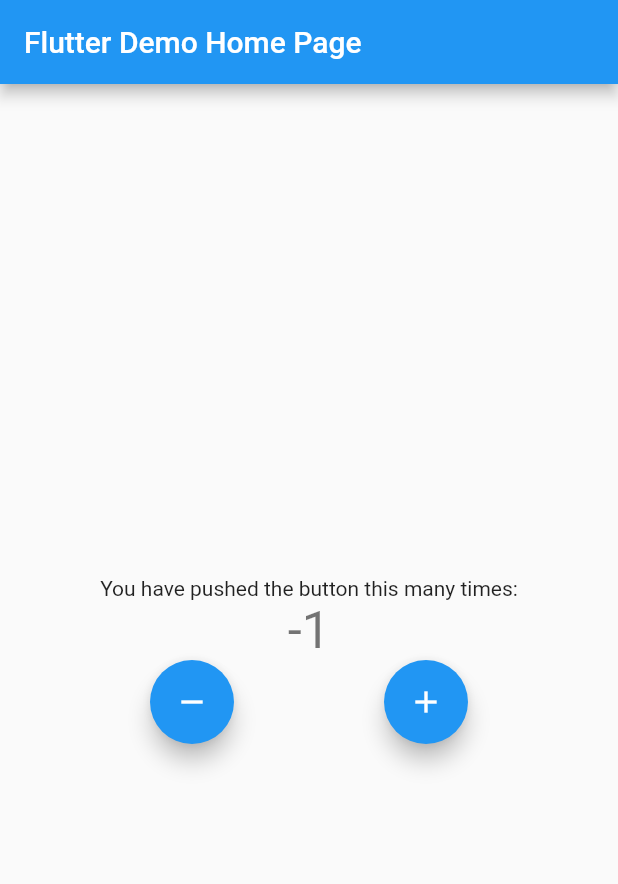
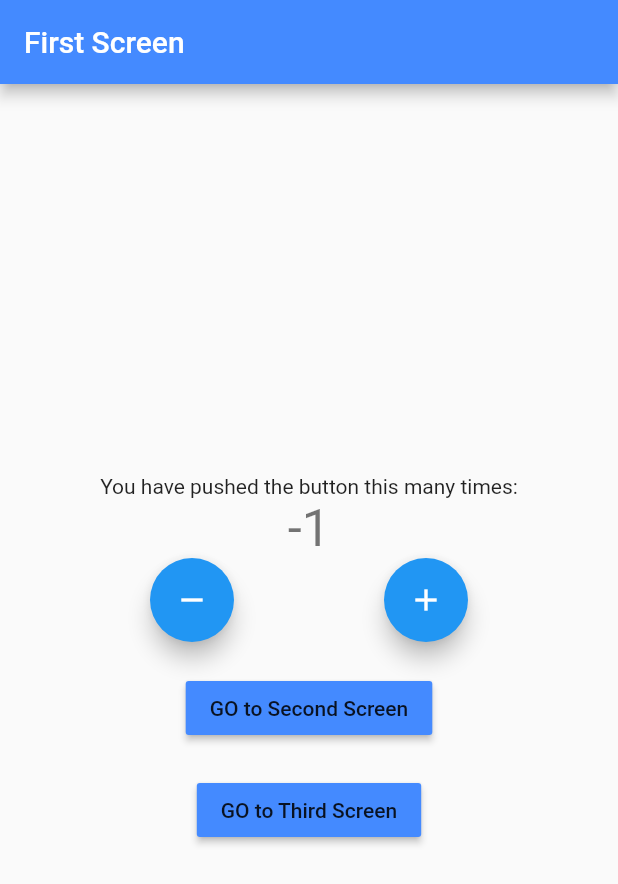
Before and after one commit to RaiJanvi/Bloc-Cubit, a Flutter app: the screen it shows after launch, after a tap on the "remove" icon, on a phone screen of 412 x 824 dp. Shown: the top 884 px of the screen. Run offline on Flutter 3.47's test engine with Material 2 defaults, Android fonts, the phone set to English and light mode, and no system bars; our stand-ins replace bloc, equatable, flutter_bloc.

Commit message:
Share cubit across multiple screens

```diff
--- a/lib/cubit/counter_state.dart
+++ b/lib/business_logic/cubit/counter/counter_state.dart
@@ -11,5 +11,5 @@ class CounterState{
   const CounterState({required this.counterValue, this.wasIncremented});
 
   @override
-  List<Object> get props => [];
+  List<Object> get props => [counterValue, wasIncremented!];
 }
--- a/lib/main.dart
+++ b/lib/main.dart
@@ -1,13 +1,18 @@
 import 'package:flutter/material.dart';
 import 'package:flutter_bloc/flutter_bloc.dart';
-import 'package:untitled/cubit/counter_cubit.dart';
+import 'package:untitled/presentation/router/app_router.dart';
+import 'package:untitled/presentation/screens/home_screen.dart';
+
+import 'business_logic/cubit/counter/counter_cubit.dart';
 
 void main() {
-  runApp(const MyApp());
+  runApp(MyApp());
 }
 
 class MyApp extends StatelessWidget {
-  const MyApp({Key? key}) : super(key: key);
+  final AppRouter _appRouter = AppRouter();
+
+  MyApp({Key? key}) : super(key: key);
 
   // This widget is the root of your application.
   @override
@@ -19,75 +24,9 @@ class MyApp extends StatelessWidget {
         theme: ThemeData(
           primarySwatch: Colors.blue,
         ),
-        home: const MyHomePage(title: 'Flutter Demo Home Page'),
+        onGenerateRoute: _appRouter.onGenerateRoute,
+        //home: const HomeScreen(title: 'First Screen', color: Colors.blueAccent,),
       ),
     );
   }
 }
-
-class MyHomePage extends StatefulWidget {
-  const MyHomePage({Key? key, required this.title}) : super(key: key);
-
-  final String title;
-
-  @override
-  State<MyHomePage> createState() => _MyHomePageState();
-}
-
-class _MyHomePageState extends State<MyHomePage> {
-
-  @override
-  Widget build(BuildContext context) {
-    return Scaffold(
-      appBar: AppBar(
-        title: Text(widget.title),
-      ),
-      body: Center(
-        child: Column(
-          mainAxisAlignment: MainAxisAlignment.center,
-          children: <Widget>[
-            const Text(
-              'You have pushed the button this many times:',
-            ),
-            BlocConsumer<CounterCubit, CounterState>(
-              listener: (context, state){
-                if(state.wasIncremented!){
-                  ScaffoldMessenger.of(context).showSnackBar(const SnackBar(content: Text("Incremented"), duration: Duration(milliseconds: 300),));
-                }
-                else if(state.wasIncremented! == false){
-                  ScaffoldMessenger.of(context).showSnackBar(const SnackBar(content: Text("Decremented"), duration: Duration(milliseconds: 300),));
-                }
-              },
-              builder: (context, state) {
-                return Text(
-                  state.counterValue.toString(),
-                  style: Theme.of(context).textTheme.headline4,
-                );
-              },
-            ),
-            Row(
-              mainAxisAlignment: MainAxisAlignment.spaceEvenly,
-              children: [
-                FloatingActionButton(
-                  onPressed: () {
-                    BlocProvider.of<CounterCubit>(context).decrement();
-                  },
-                  tooltip: 'Decrement',
-                  child: const Icon(Icons.remove),
-                ),
-                FloatingActionButton(
-                  onPressed: () {
-                    BlocProvider.of<CounterCubit>(context).increment();
-                  },
-                  tooltip: 'Increment',
-                  child: const Icon(Icons.add),
-                ),
-              ],
-            ),
-          ],
-        ),
-      ),
-      // This trailing comma makes auto-formatting nicer for build methods.
-    );
-  }
-}
--- /dev/null
+++ b/lib/presentation/router/app_router.dart
@@ -0,0 +1,22 @@
+import 'package:flutter/material.dart';
+import 'package:untitled/presentation/screens/home_screen.dart';
+import 'package:untitled/presentation/screens/second_screen.dart';
+import 'package:untitled/presentation/screens/third_screen.dart';
+
+class AppRouter {
+  Route? onGenerateRoute(RouteSettings routeSettings){
+    switch(routeSettings.name){
+      case '/' :
+        return MaterialPageRoute(builder: (_) => const HomeScreen(title: "First Screen", color: Colors.blueAccent));
+        break;
+      case '/second' :
+        return MaterialPageRoute(builder: (_) => const SecondScreen(title: "Second Screen", color: Colors.redAccent));
+        break;
+      case '/third' :
+        return MaterialPageRoute(builder: (_) => const ThirdScreen(title: "Third Screen", color: Colors.greenAccent));
+        break;
+      default:
+        return null;
+    }
+  }
+}
--- /dev/null
+++ b/lib/presentation/screens/home_screen.dart
@@ -0,0 +1,89 @@
+import 'package:flutter/cupertino.dart';
+import 'package:flutter/material.dart';
+import 'package:flutter_bloc/flutter_bloc.dart';
+import 'package:untitled/presentation/screens/second_screen.dart';
+
+import '../../business_logic/cubit/counter/counter_cubit.dart';
+
+class HomeScreen extends StatefulWidget {
+  const HomeScreen({Key? key, required this.title, required this.color}) : super(key: key);
+
+  final String title;
+  final Color color;
+
+  @override
+  State<HomeScreen> createState() => _HomeScreenState();
+}
+
+class _HomeScreenState extends State<HomeScreen> {
+
+  @override
+  Widget build(BuildContext context) {
+    return Scaffold(
+      appBar: AppBar(
+        title: Text(widget.title),
+        backgroundColor: widget.color,
+
+      ),
+      body: Center(
+        child: Column(
+          mainAxisAlignment: MainAxisAlignment.center,
+          children: <Widget>[
+            const Text(
+              'You have pushed the button this many times:',
+            ),
+            BlocBuilder<CounterCubit, CounterState>(
+              // listener: (context, state){
+              //   if(state.wasIncremented!){
+              //     ScaffoldMessenger.of(context).showSnackBar(const SnackBar(content: Text("Incremented"), duration: Duration(milliseconds: 300),));
+              //   }
+              //   else if(state.wasIncremented! == false){
+              //     ScaffoldMessenger.of(context).showSnackBar(const SnackBar(content: Text("Decremented"), duration: Duration(milliseconds: 300),));
+              //   }
+              // },
+              builder: (context, state) {
+                return Text(
+                  state.counterValue.toString(),
+                  style: Theme.of(context).textTheme.headline4,
+                );
+              },
+            ),
+            Row(
+              mainAxisAlignment: MainAxisAlignment.spaceEvenly,
+              children: [
+                FloatingActionButton(
+                  onPressed: () {
+                    BlocProvider.of<CounterCubit>(context).decrement();
+                  },
+                  tooltip: 'Decrement',
+                  child: const Icon(Icons.remove),
+                ),
+                FloatingActionButton(
+                  onPressed: () {
+                    BlocProvider.of<CounterCubit>(context).increment();
+                  },
+                  tooltip: 'Increment',
+                  child: const Icon(Icons.add),
+                ),
+              ],
+            ),
+            const SizedBox(height: 20,),
+            MaterialButton(onPressed: (){
+              Navigator.pushNamed(context, '/second');
+            },
+            child: const Text("GO to Second Screen"),
+            color: widget.color,),
+
+            const SizedBox(height: 20,),
+            MaterialButton(onPressed: (){
+              Navigator.of(context).pushNamed('/third');
+            },
+              child: const Text("GO to Third Screen"),
+              color: widget.color,),
+          ],
+        ),
+      ),
+      // This trailing comma makes auto-formatting nicer for build methods.
+    );
+  }
+}
--- a/pubspec.yaml
+++ b/pubspec.yaml
@@ -29,6 +29,7 @@ environment:
 dependencies:
   flutter:
     sdk: flutter
+  connectivity_plus: ^2.2.1
   flutter_bloc: ^8.0.1
   equatable: ^2.0.3
 
```
Also changed, not shown: lib/business_logic/cubit/internet/internet_cubit.dart (added, +8 -0 lines), lib/business_logic/cubit/internet/internet_state.dart (added, +10 -0 lines), lib/presentation/screens/second_screen.dart (added, +88 -0 lines), lib/presentation/screens/third_screen.dart (added, +89 -0 lines), lib/business_logic/cubit/counter/counter_cubit.dart (renamed from lib/cubit/counter_cubit.dart), pubspec.lock, 3 other files.
